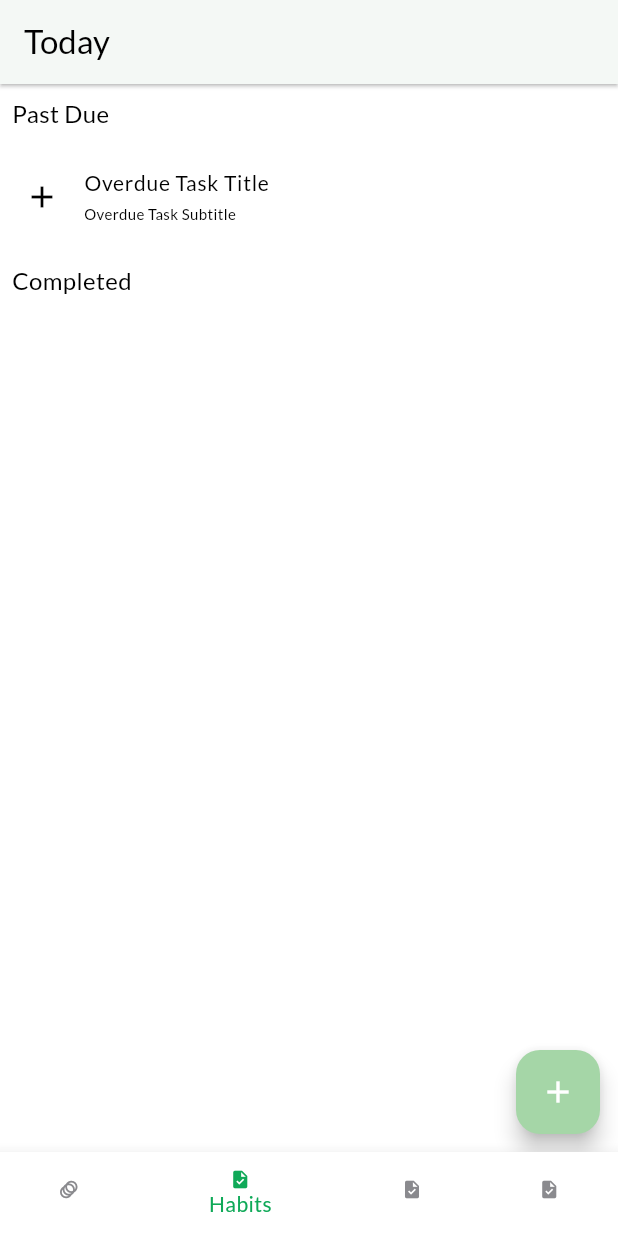
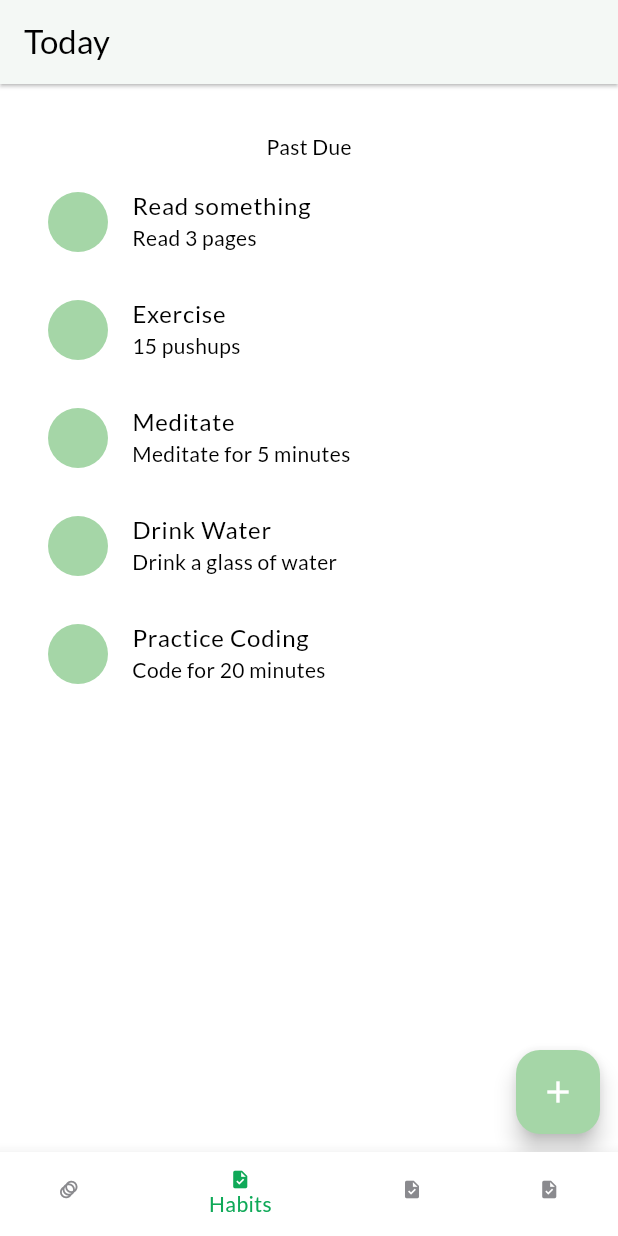
Before and after one commit to makodaa/happy-habit-at, a Flutter app: the screen it shows after launch, item 2 of the bottom bar chosen, on a phone screen of 412 x 824 dp. Run offline on Flutter 3.47's test engine with Material 3 defaults, Android fonts, the phone set to English and light mode, and no system bars; our stand-ins replace go_router, google_fonts, sqflite, sqflite_common_ffi; missing offline and left inert: window_manager; accounts and stored records are empty; project files that could hold a hidden picture were left out.

Commit message:
Made progress on habits screen

```diff
--- a/lib/screens/habits_screen.dart
+++ b/lib/screens/habits_screen.dart
@@ -1,9 +1,65 @@
 import "package:flutter/material.dart";
 import "package:go_router/go_router.dart";
+import "package:happy_habit_at/providers/habit.dart";
+import "package:happy_habit_at/screens/create_habit_screen.dart";
 
-class HabitsScreen extends StatelessWidget {
+class HabitsScreen extends StatefulWidget {
   const HabitsScreen({super.key});
 
+  @override
+  State<HabitsScreen> createState() => _HabitsScreenState();
+}
+
+class _HabitsScreenState extends State<HabitsScreen> {
+
+  //dummy
+List<Habit> habits = [
+  Habit(
+    habitId: 0,
+    habitName: "Read something",
+    habitDescription: "Read a few pages of your current book",
+    habitGoal: "Read 3 pages",
+    habitIcon: 1,
+    date: <DaysOfTheWeek>[DaysOfTheWeek.sunday],
+    time: (hour: 10, minute: 30),
+  ),
+  Habit(
+    habitId: 1,
+    habitName: "Exercise",
+    habitDescription: "Do a quick workout session",
+    habitGoal: "15 pushups",
+    habitIcon: 2,
+    date: <DaysOfTheWeek>[DaysOfTheWeek.monday, DaysOfTheWeek.wednesday, DaysOfTheWeek.friday],
+    time: (hour: 2, minute: 45),
+  ),
+  Habit(
+    habitId: 2,
+    habitName: "Meditate",
+    habitDescription: "Relax and meditate",
+    habitGoal: "Meditate for 5 minutes",
+    habitIcon: 3,
+    date: <DaysOfTheWeek>[DaysOfTheWeek.tuesday, DaysOfTheWeek.thursday],
+    time: (hour: 5, minute: 00),
+  ),
+  Habit(
+    habitId: 3,
+    habitName: "Drink Water",
+    habitDescription: "Stay hydrated by drinking water",
+    habitGoal: "Drink a glass of water",
+    habitIcon: 4,
+    date: <DaysOfTheWeek>[DaysOfTheWeek.monday, DaysOfTheWeek.tuesday, DaysOfTheWeek.wednesday, DaysOfTheWeek.thursday, DaysOfTheWeek.friday],
+    time: (hour: 7, minute: 30),
+  ),
+  Habit(
+    habitId: 4,
+    habitName: "Practice Coding",
+    habitDescription: "Spend time coding and improving skills",
+    habitGoal: "Code for 20 minutes",
+    habitIcon: 5,
+    date: <DaysOfTheWeek>[DaysOfTheWeek.saturday],
+    time: (hour: 9, minute: 30),
+  ),
+];
   @override
   Widget build(BuildContext context) {
     return Stack(
@@ -19,54 +75,32 @@ class HabitsScreen extends StatelessWidget {
             ),
 
             /// BODY
-            const Expanded(
+            Expanded(
+              child: Padding(
+                padding: const EdgeInsets.all(16.0),
                 child: Column(
                   children: <Widget>[
-                  Row(
-                    children: <Widget>[
-                      Padding(
-                        padding: EdgeInsets.all(8.0),
-                        child: Text(
+                    const SizedBox(height: 16.0),
+                    const Text(
                       "Past Due",
-                          style: TextStyle(
-                            fontSize: 16,
-                            color: Colors.black,
+                      textAlign: TextAlign.left,
                       ),
-                        ),
+                      const SizedBox(height:4.0),
+                      Expanded(
+                        child: ListView(
+                          children: <ListTile> [
+                            for (Habit habit in habits)
+                              if (habit.time.hour < 12)
+                              ListTile(
+                                leading: CircleAvatar(),
+                                title: Text(habit.habitName),
+                                subtitle: Text(habit.habitGoal),
                               ),
                           ],
                           ),
-                  ListTile(
-                    leading: Icon(Icons.add),
-                    title: Text(
-                      "Overdue Task Title",
-                      style: TextStyle(
-                        fontSize: 14,
-                      ),
-                    ),
-                    subtitle: Text(
-                      "Overdue Task Subtitle",
-                      style: TextStyle(
-                        fontSize: 10,
-                      ),
-                    ),
-                  ),
-                  Row(
-                    children: <Widget>[
-                      Padding(
-                        padding: EdgeInsets.all(8.0),
-                        child: Text(
-                          "Completed",
-                          style: TextStyle(
-                            fontSize: 16,
-                            color: Colors.black,
-                          ),
-                        ),
-                      ),
+                      )
                   ],
                 ),
-                  Row(),
-                ],
               ),
             ),
           ],
```
Lines whose indentation alone changed are shown as unchanged.
